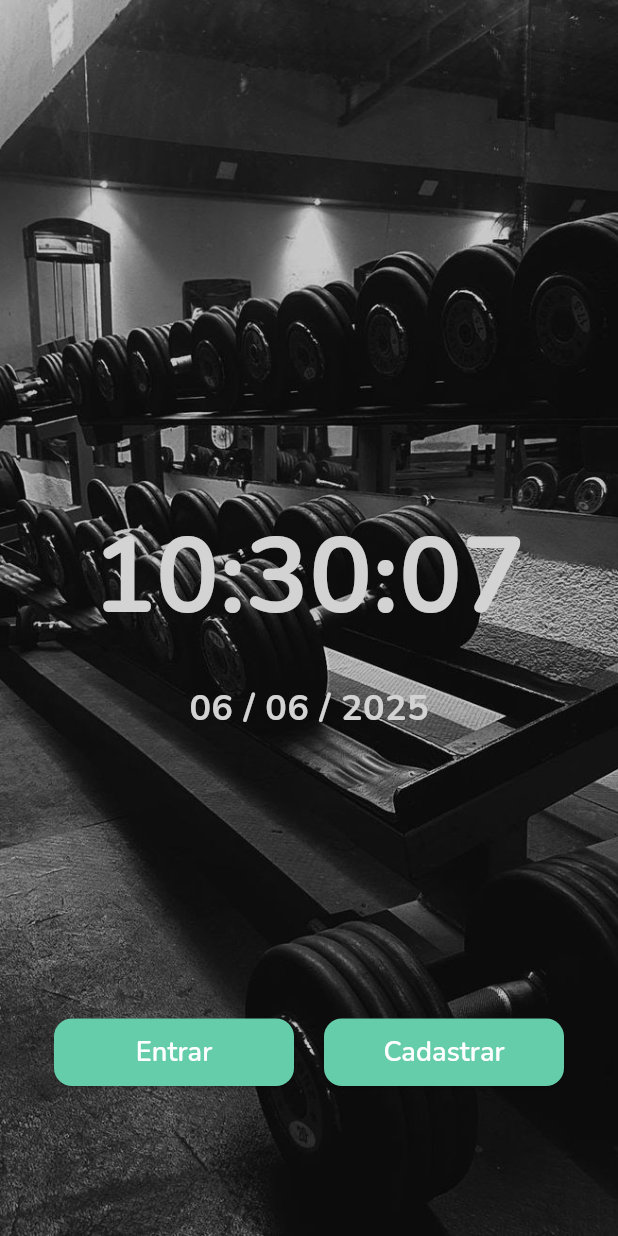
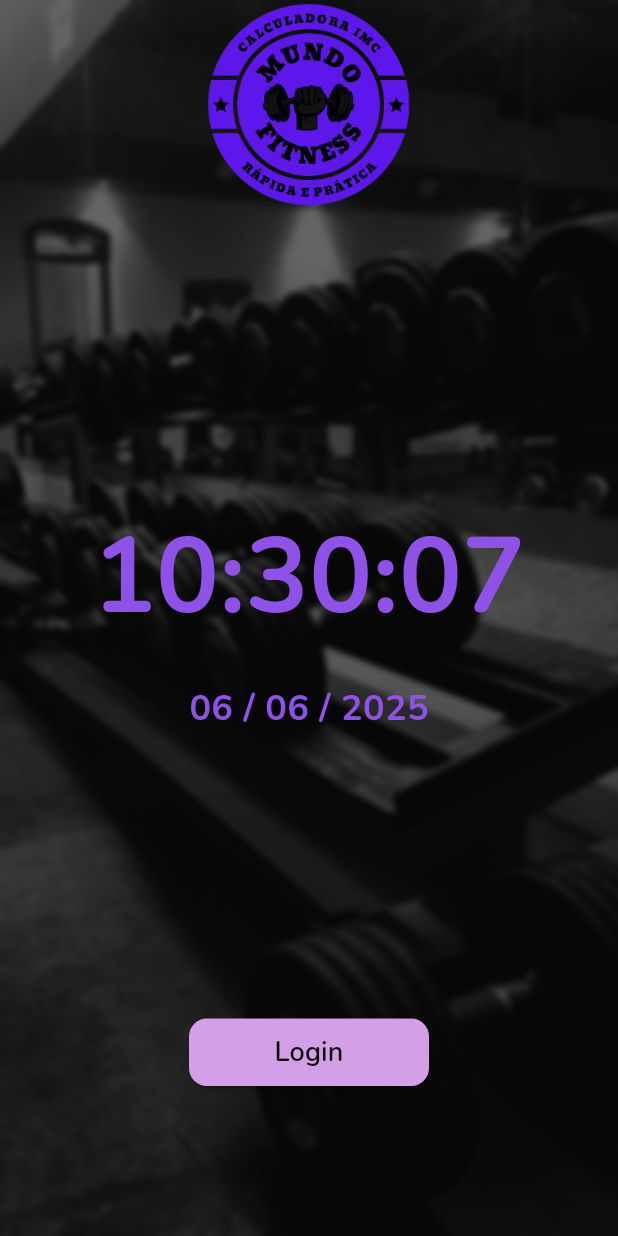
Before and after one commit to rafaelvieiramaximo/Calculadora-IMMC, a Flutter app: the screen it shows after launch, on a phone screen of 412 x 824 dp. Run offline on Flutter 3.47's test engine with Material 3 defaults, Android fonts, the light colour scheme and no system bars; our stand-ins replace sqflite; accounts and stored records are empty.

```diff
--- a/analysis_options.yaml
+++ b/analysis_options.yaml
@@ -7,6 +7,9 @@
 
 # The following line activates a set of recommended lints for Flutter apps,
 # packages, and plugins designed to encourage good coding practices.
+analyzer:
+  errors:
+    use_build_context_synchronously: ignore
 include: package:flutter_lints/flutter.yaml
 
 linter:
--- a/lib/main.dart
+++ b/lib/main.dart
@@ -1,6 +1,8 @@
+import 'package:calculadora_immc/view/tela_login.dart';
 import 'package:flutter/material.dart';
 import 'package:calculadora_immc/view/tela_home.dart';
 import 'package:calculadora_immc/style/style.dart';
+import 'package:calculadora_immc/view/tela_cadastro.dart';
 
 void main() {
   runApp(const CalculatorIMC());
@@ -35,6 +37,10 @@ class CalculatorIMC extends StatelessWidget {
         ),
       ),
       home: const HomeScreen(),
+      routes: {
+        '/login': (context) => const LoginScreen(),
+        '/cadastro': (context) => const CadastroScreen(),
+      },
     );
   }
 }
--- a/lib/style/style.dart
+++ b/lib/style/style.dart
@@ -3,8 +3,10 @@ import 'package:flutter/material.dart';
 class AppColor {
   static const main = Colors.deepPurple;
   static const bginput = Colors.white;
-  static const mediumAqua = Color(0xFF66CDAA);
+  static const mediumAqua = Color(0xFFD39FE6);
   static const lightGray = Color(0xFFD3D3D3);
+  static const black = Colors.black;
+  static const clock = Color(0xFF8E53E6);
 }
 
 class AppTextStyles {
@@ -21,4 +23,11 @@ class AppTextStyles {
     fontFamily: 'Nunito',
     color: AppColor.bginput,
   );
+
+  static const register = TextStyle(
+    fontSize: 16,
+    fontWeight: FontWeight.w600,
+    fontFamily: 'Nunito',
+    color: AppColor.main,
+  );
 }
--- a/lib/view/calculator.dart
+++ b/lib/view/calculator.dart
@@ -2,7 +2,7 @@ import 'package:flutter/material.dart';
 
 class CalculatorPage extends StatefulWidget {
   final String title;
-  const CalculatorPage({super.key, required this.title});
+  const CalculatorPage({super.key, required this.title, required String email});
 
   @override
   State<CalculatorPage> createState() => _CalculatorPageState();
--- a/lib/view/tela_home.dart
+++ b/lib/view/tela_home.dart
@@ -1,5 +1,7 @@
 import 'dart:async';
+import 'dart:ui';
 import 'package:flutter/material.dart';
+import 'package:flutter/services.dart';
 // ignore: depend_on_referenced_packages
 import 'package:intl/intl.dart';
 import 'package:calculadora_immc/style/style.dart';
@@ -43,24 +45,66 @@ class _HomeScreenState extends State<HomeScreen> {
 
   @override
   Widget build(BuildContext context) {
+    // Define ícones da barra superior como brancos
+    SystemChrome.setSystemUIOverlayStyle(
+      const SystemUiOverlayStyle(
+        statusBarColor: Colors.transparent,
+        statusBarIconBrightness: Brightness.light,
+        statusBarBrightness: Brightness.dark,
+      ),
+    );
     return Scaffold(
       body: Stack(
         fit: StackFit.expand,
         children: [
+          Stack(
+            children: [
               Image.asset(
                 "assets/images/Home.jpg",
                 fit: BoxFit.cover,
-            gaplessPlayback: true,
+                width: double.infinity,
+                height: double.infinity,
+              ),
+              Positioned.fill(
+                child: BackdropFilter(
+                  filter: ImageFilter.blur(sigmaX: 2, sigmaY: 2),
+                  child: Container(
+                    color: Colors.black.withValues(alpha: 0.5),
+                  ), // transparente para só aplicar o blur
+                ),
+              ),
+              SafeArea(
+                child: Align(
+                  alignment: Alignment.topCenter,
+                  child: Container(
+                    constraints: const BoxConstraints(
+                      maxHeight: 140,
+                      maxWidth: 240,
+                    ),
+                    child: Image.asset(
+                      'assets/images/logo.png',
+                      fit: BoxFit.contain,
+                    ),
+                  ),
+                ),
               ),
               Center(
                 child: Column(
                   mainAxisAlignment: MainAxisAlignment.center,
                   children: [
-                Text(_timeString, style: AppTextStyles.clockText),
+                    Text(
+                      _timeString,
+                      style: AppTextStyles.clockText.copyWith(
+                        color: AppColor.clock,
+                      ),
+                    ),
                     const SizedBox(height: 20),
                     Text(
                       _dateString,
-                  style: AppTextStyles.clockText.copyWith(fontSize: 24),
+                      style: AppTextStyles.clockText.copyWith(
+                        fontSize: 24,
+                        color: AppColor.clock,
+                      ),
                     ),
                   ],
                 ),
@@ -82,22 +126,14 @@ class _HomeScreenState extends State<HomeScreen> {
                             minimumSize: const Size(160, 45),
                           ),
                           onPressed: () {
-                        // Substitua pela rota da tela de login
                             Navigator.of(context).pushNamed('/login');
                           },
-                      child: Text('Entrar', style: AppTextStyles.buttonText),
+                          child: Text(
+                            'Login',
+                            style: AppTextStyles.buttonText.copyWith(
+                              color: AppColor.black,
                             ),
-                    const SizedBox(width: 20),
-                    ElevatedButton(
-                      style: ElevatedButton.styleFrom(
-                        backgroundColor: AppColor.mediumAqua,
-                        minimumSize: const Size(160, 45),
                           ),
-                      onPressed: () {
-                        // Substitua pela rota da tela de cadastro
-                        Navigator.of(context).pushNamed('/cadastro');
-                      },
-                      child: Text('Cadastrar', style: AppTextStyles.buttonText),
                         ),
                       ],
                     ),
@@ -106,6 +142,8 @@ class _HomeScreenState extends State<HomeScreen> {
               ),
             ],
           ),
+        ],
+      ),
     );
   }
 }
--- a/pubspec.yaml
+++ b/pubspec.yaml
@@ -31,6 +31,7 @@ flutter:
 
   assets:
     - assets/images/Home.jpg
+    - assets/images/logo.png
 
   fonts:
     - family: Nunito
```
Also changed, not shown: lib/view/tela_cadastro.dart (added, +43 -0 lines), lib/view/tela_login.dart (+139 -35 lines), assets/images/logo.png (added), 1 other file. Lines whose indentation alone changed are shown as unchanged.
